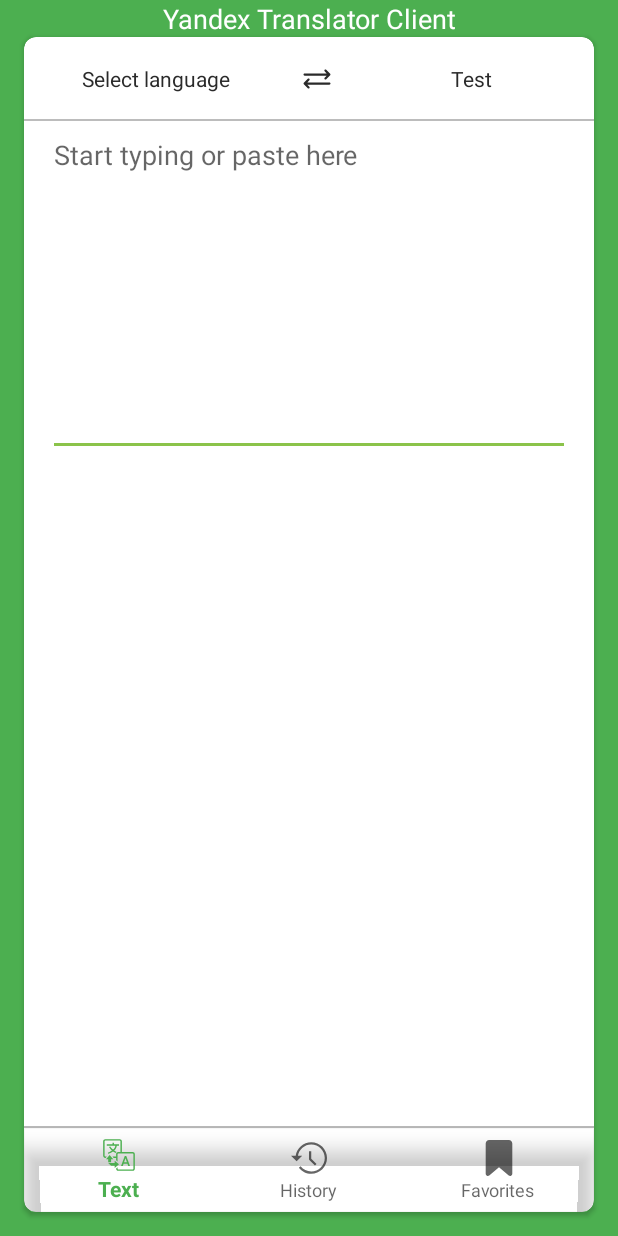
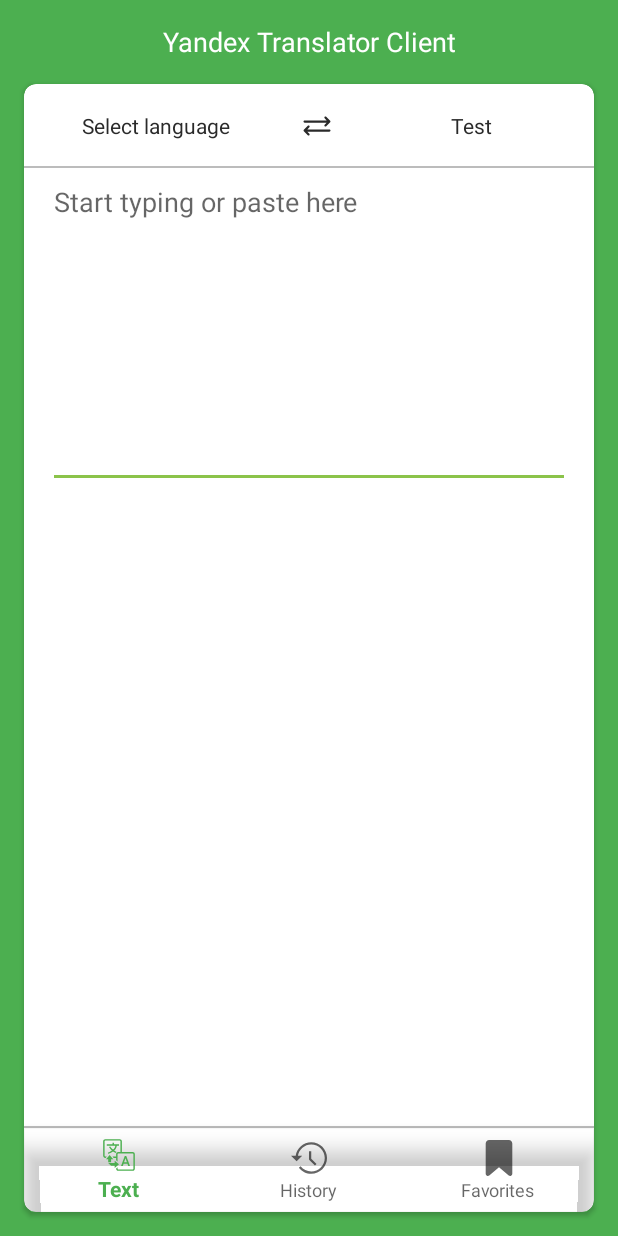
Before and after one commit to Siyateagan/translator-app, an Android app: the screen it shows after launch (TextTranslationActivity), on a phone screen of 412 x 824 dp. Run offline under Robolectric (Android 15) with nearby library versions, the phone set to English and light mode, and no system bars; our stand-ins replace Dagger/Hilt's generated code, data binding; Roboto replaces fonts that are not available here.

Commit message:
Replace kotlin synthetic with databinding Also styles have been customized.

```diff
--- a/app/src/main/java/siyateagan/example/translatorapp/ui/textTranslation/TextTranslationActivity.kt
+++ b/app/src/main/java/siyateagan/example/translatorapp/ui/textTranslation/TextTranslationActivity.kt
@@ -8,8 +8,6 @@
 import androidx.lifecycle.ViewModelProvider
 import dagger.android.AndroidInjection
 import kotlinx.android.synthetic.main.activity_text_translation.*
-import kotlinx.android.synthetic.main.bottom_navigation_layout.*
-import kotlinx.android.synthetic.main.layout_toolbar.toolbar
 import siyateagan.example.translatorapp.R
 import siyateagan.example.translatorapp.databinding.ActivityTextTranslationBinding
 import siyateagan.example.translatorapp.ui.base.BaseNavigationActivity
@@ -32,8 +30,8 @@
         binding =
             DataBindingUtil.setContentView(this, R.layout.activity_text_translation)
 
-        setSupportActionBar(toolbar)
-        setItemsIntents(nav_view, this, this::class.java.simpleName)
+        setSupportActionBar(binding.toolbar)
+        setItemsIntents(binding.navView, this, this::class.java.simpleName)
         setKeyboardDoneButton()
 
         textTranslationViewModel =
--- a/app/src/main/res/layout/activity_text_translation.xml
+++ b/app/src/main/res/layout/activity_text_translation.xml
@@ -1,6 +1,7 @@
 <?xml version="1.0" encoding="utf-8"?>
 <layout xmlns:android="http://schemas.android.com/apk/res/android"
-    xmlns:app="http://schemas.android.com/apk/res-auto">
+    xmlns:app="http://schemas.android.com/apk/res-auto"
+    xmlns:tools="http://schemas.android.com/tools">
 
     <data>
         <variable
@@ -13,12 +14,18 @@
         android:layout_height="match_parent"
         android:background="@color/colorPrimary">
 
-        <include
+        <androidx.appcompat.widget.Toolbar
             android:id="@+id/toolbar"
-            layout="@layout/layout_toolbar"
+            style="@style/Toolbar"
             app:layout_constraintEnd_toEndOf="parent"
             app:layout_constraintStart_toStartOf="parent"
-            app:layout_constraintTop_toTopOf="parent" />
+            app:layout_constraintTop_toTopOf="parent"
+            tools:layout_height="56dp"
+            tools:targetApi="lollipop">
+
+            <TextView style="@style/ToolbarTitle" />
+
+        </androidx.appcompat.widget.Toolbar>
 
         <androidx.cardview.widget.CardView
             android:layout_width="match_parent"
@@ -89,7 +96,7 @@
                 <androidx.constraintlayout.widget.ConstraintLayout
                     android:layout_width="match_parent"
                     android:layout_height="0dp"
-                    app:layout_constraintBottom_toTopOf="@+id/navigation_layout"
+                    app:layout_constraintBottom_toTopOf="@+id/nav_view"
                     app:layout_constraintEnd_toEndOf="parent"
                     app:layout_constraintStart_toStartOf="parent"
                     app:layout_constraintTop_toBottomOf="@+id/select_languages_layout">
@@ -121,8 +128,15 @@
                         app:layout_constraintVertical_weight="2" />
                 </androidx.constraintlayout.widget.ConstraintLayout>
 
-                <include
-                    layout="@layout/bottom_navigation_layout"
+                <View
+                    style="@style/Divider"
+                    app:layout_constraintBottom_toTopOf="@id/nav_view"
+                    app:layout_constraintEnd_toEndOf="parent"
+                    app:layout_constraintStart_toStartOf="parent" />
+
+                <com.google.android.material.bottomnavigation.BottomNavigationView
+                    android:id="@+id/nav_view"
+                    style="@style/BottomNavigationView"
                     app:layout_constraintBottom_toBottomOf="parent"
                     app:layout_constraintEnd_toEndOf="parent"
                     app:layout_constraintStart_toStartOf="parent" />
--- a/app/src/main/res/layout/bottom_navigation_layout.xml
+++ /dev/null
@@ -1,26 +0,0 @@
-<?xml version="1.0" encoding="utf-8"?>
-<androidx.constraintlayout.widget.ConstraintLayout xmlns:app="http://schemas.android.com/apk/res-auto"
-    xmlns:android="http://schemas.android.com/apk/res/android"
-    android:id="@+id/navigation_layout"
-    android:layout_width="wrap_content"
-    android:layout_height="wrap_content"
-    app:layout_constraintBottom_toBottomOf="parent"
-    app:layout_constraintEnd_toEndOf="parent"
-    app:layout_constraintStart_toStartOf="parent">
-
-    <View
-        style="@style/Divider"
-        app:layout_constraintBottom_toTopOf="@id/nav_view"
-        app:layout_constraintEnd_toEndOf="parent"
-        app:layout_constraintStart_toStartOf="parent" />
-
-    <com.google.android.material.bottomnavigation.BottomNavigationView
-        android:id="@+id/nav_view"
-        android:layout_width="wrap_content"
-        android:layout_height="wrap_content"
-        android:background="@android:color/transparent"
-        app:layout_constraintBottom_toBottomOf="parent"
-        app:layout_constraintEnd_toEndOf="parent"
-        app:layout_constraintStart_toStartOf="parent"
-        app:menu="@menu/bottom_nav_menu" />
-</androidx.constraintlayout.widget.ConstraintLayout>
--- a/app/src/main/res/layout/layout_toolbar.xml
+++ /dev/null
@@ -1,23 +0,0 @@
-<?xml version="1.0" encoding="utf-8"?>
-<androidx.appcompat.widget.Toolbar xmlns:android="http://schemas.android.com/apk/res/android"
-    xmlns:app="http://schemas.android.com/apk/res-auto"
-    xmlns:tools="http://schemas.android.com/tools"
-    android:id="@+id/toolbar"
-    android:layout_width="match_parent"
-    android:layout_height="?attr/actionBarSize"
-    android:background="@color/colorPrimary"
-    app:contentInsetStart="0dp"
-    app:popupTheme="@style/ThemeOverlay.AppCompat.Light"
-    tools:layout_height="50dp"
-    tools:targetApi="lollipop">
-
-    <TextView
-        android:layout_width="match_parent"
-        android:layout_height="match_parent"
-        android:fontFamily="sans-serif"
-        android:gravity="center"
-        android:text="@string/yandex_translator_client"
-        android:textColor="@color/white"
-        android:textSize="18sp" />
-
-</androidx.appcompat.widget.Toolbar>
--- a/app/src/main/res/values/styles.xml
+++ b/app/src/main/res/values/styles.xml
@@ -50,11 +50,18 @@
         <item name="android:textColor">@color/primaryText</item>
     </style>
 
-    <style name="SearchViewStyle" parent="Widget.AppCompat.SearchView">
+    <style name="SearchView">
+        <item name="android:layout_width">match_parent</item>
+        <item name="android:layout_height">56dp</item>
+        <item name="android:background">@android:color/transparent</item>
+        <item name="iconifiedByDefault">false</item>
+        <item name="queryHint">@string/search</item>
+        <item name="android:focusable">false</item>
         <item name="android:editTextColor">@color/primaryText</item>
         <item name="android:textColorHint">@color/secondaryText</item>
         <item name="android:fontFamily">@font/roboto</item>
     </style>
+
 
     <style name="RoundedButton" parent="Widget.AppCompat.Button.Borderless">
         <item name="android:layout_width">match_parent</item>
@@ -75,4 +82,30 @@
         <item name="android:ellipsize">end</item>
         <item name="android:maxLines">6</item>
     </style>
+
+    <style name="Toolbar">
+        <item name="android:layout_width">match_parent</item>
+        <item name="android:layout_height">?attr/actionBarSize</item>
+        <item name="android:background">@color/colorPrimary</item>
+        <item name="contentInsetStart">0dp</item>
+        <item name="popupTheme">@style/ThemeOverlay.AppCompat.Light</item>
+    </style>
+
+    <style name="ToolbarTitle">
+        <item name="android:layout_width">match_parent</item>
+        <item name="android:layout_height">match_parent</item>
+        <item name="android:fontFamily">sans-serif</item>
+        <item name="android:gravity">center</item>
+        <item name="android:textColor">@color/white</item>
+        <item name="android:textSize">18sp</item>
+        <item name="android:text">@string/yandex_translator_client</item>
+    </style>
+
+    <style name="BottomNavigationView">
+        <item name="android:layout_width">wrap_content</item>
+        <item name="android:layout_height">wrap_content</item>
+        <item name="android:background">@android:color/transparent</item>
+        <item name="menu">@menu/bottom_nav_menu</item>
+    </style>
+
 </resources>
```
Also changed, not shown: app/src/main/java/siyateagan/example/translatorapp/ui/favorites/FavoritesActivity.kt (+7 -6 lines), app/src/main/java/siyateagan/example/translatorapp/ui/history/HistoryActivity.kt (+7 -6 lines), app/src/main/java/siyateagan/example/translatorapp/ui/selectLanguage/SelectLanguageActivity.kt (+7 -5 lines), app/src/main/res/layout/activity_favorites.xml (+39 -9 lines), app/src/main/res/layout/activity_history.xml (+37 -11 lines), app/src/main/res/layout/activity_select_language.xml (+23 -6 lines), app/src/main/res/layout/search_view_layout.xml (deleted, +0 -32 lines).
